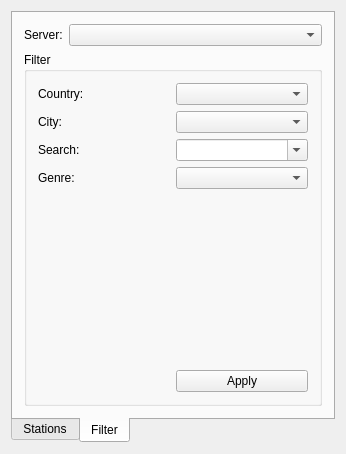
Qt form form.ui (sanami/qt-music-player) before a commit.
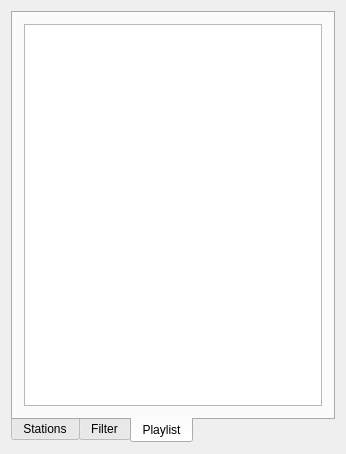
The same form after that commit. The open tabs and pages were chosen to show the change.

Commit message: History playlist works

Patch:
```diff
--- a/form.ui
+++ b/form.ui
@@ -219,6 +219,16 @@
         </item>
        </layout>
       </widget>
+      <widget class="QWidget" name="tab_2">
+       <attribute name="title">
+        <string>Playlist</string>
+       </attribute>
+       <layout class="QGridLayout" name="gridLayout">
+        <item row="0" column="0">
+         <widget class="QListWidget" name="playlist"/>
+        </item>
+       </layout>
+      </widget>
      </widget>
     </item>
    </layout>
```
The commit also changes 21 other files.
